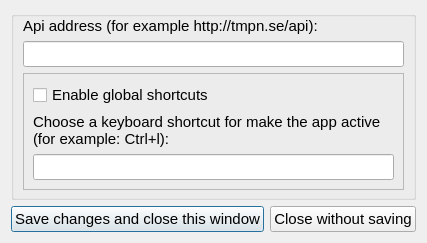
Old version of the form apps/Source_and_executables/Win_Mac_Linux/settingsdialog.ui in the repository sebastianlundin/ProjectX.
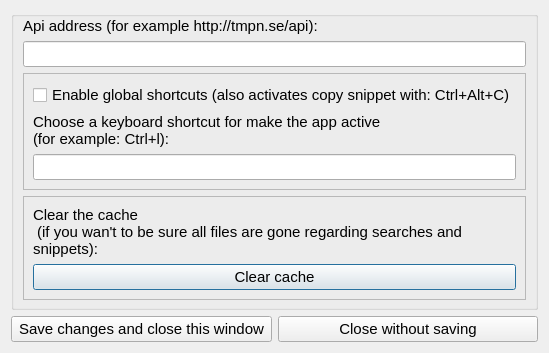
New version of the form.

Diff of the .ui file:
```diff
--- a/apps/Source_and_executables/Win_Mac_Linux/settingsdialog.ui
+++ b/apps/Source_and_executables/Win_Mac_Linux/settingsdialog.ui
@@ -10,7 +10,7 @@
     <x>0</x>
     <y>0</y>
     <width>500</width>
-    <height>250</height>
+    <height>340</height>
    </rect>
   </property>
   <property name="sizePolicy">
@@ -22,13 +22,13 @@
   <property name="minimumSize">
    <size>
     <width>500</width>
-    <height>250</height>
+    <height>340</height>
    </size>
   </property>
   <property name="maximumSize">
    <size>
     <width>500</width>
-    <height>250</height>
+    <height>340</height>
    </size>
   </property>
   <property name="font">
@@ -102,7 +102,7 @@
             <enum>Qt::StrongFocus</enum>
            </property>
            <property name="text">
-            <string>Enable global shortcuts</string>
+            <string>Enable global shortcuts (also activates copy snippet with: Ctrl+Alt+C)</string>
            </property>
           </widget>
          </item>
@@ -158,6 +158,49 @@
         </property>
        </widget>
       </item>
+      <item row="4" column="0">
+       <widget class="QFrame" name="frameClearCache">
+        <property name="frameShape">
+         <enum>QFrame::StyledPanel</enum>
+        </property>
+        <property name="frameShadow">
+         <enum>QFrame::Raised</enum>
+        </property>
+        <layout class="QGridLayout" name="gridLayout_4">
+         <item row="0" column="0">
+          <widget class="QLabel" name="clearCacheLabel">
+           <property name="font">
+            <font>
+             <pointsize>11</pointsize>
+            </font>
+           </property>
+           <property name="lineWidth">
+            <number>2</number>
+           </property>
+           <property name="text">
+            <string>Clear the cache
+ (if you wan't to be sure all files are gone regarding searches and snippets):</string>
+           </property>
+           <property name="wordWrap">
+            <bool>true</bool>
+           </property>
+          </widget>
+         </item>
+         <item row="1" column="0">
+          <widget class="QPushButton" name="clearCacheButton">
+           <property name="font">
+            <font>
+             <pointsize>11</pointsize>
+            </font>
+           </property>
+           <property name="text">
+            <string>Clear cache</string>
+           </property>
+          </widget>
+         </item>
+        </layout>
+       </widget>
+      </item>
      </layout>
     </widget>
    </item>
```
Left out of the diff: 2 changed lines with no effect on the pictures.
